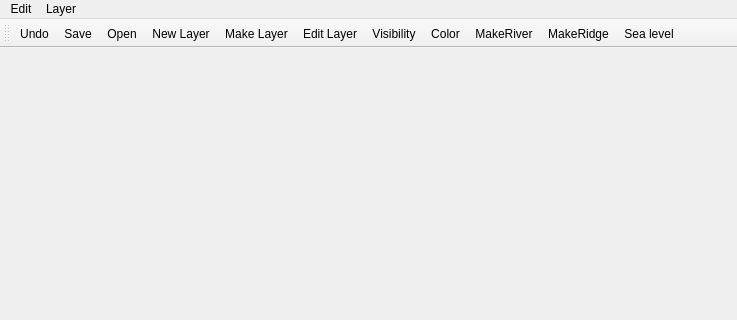
Before: the Qt Designer form app/gui/mainwindow.ui in mortalisk/geoSketch, drawn with Qt 5; both pictures show x 0 to 737 and y 0 to 320 of the 737 by 468 pixel window.
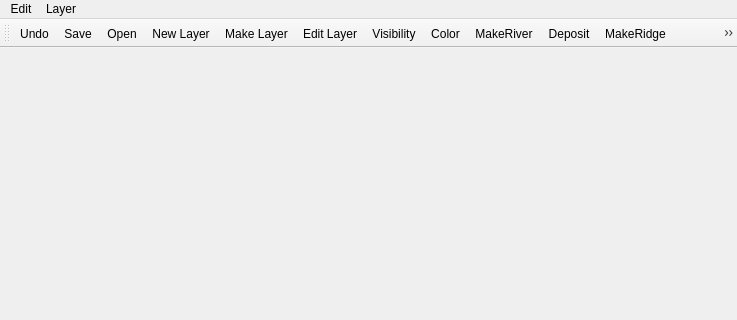
After: the same form once the commit is applied. Icons and pictures are not drawn.

The edit to the form file:
```diff
--- a/app/gui/mainwindow.ui
+++ b/app/gui/mainwindow.ui
@@ -38,6 +38,7 @@
    <addaction name="actionVisibility"/>
    <addaction name="actionColor"/>
    <addaction name="actionMakeRiver"/>
+   <addaction name="actionDeposit"/>
    <addaction name="actionMakeRidge"/>
    <addaction name="actionSea"/>
   </widget>
@@ -172,6 +173,11 @@
     <string>Indicate sea level</string>
    </property>
   </action>
+  <action name="actionDeposit">
+   <property name="text">
+    <string>Deposit</string>
+   </property>
+  </action>
  </widget>
  <layoutdefault spacing="6" margin="11"/>
  <resources/>
```
Left out of the diff: 2 changed lines with no effect on the pictures.
